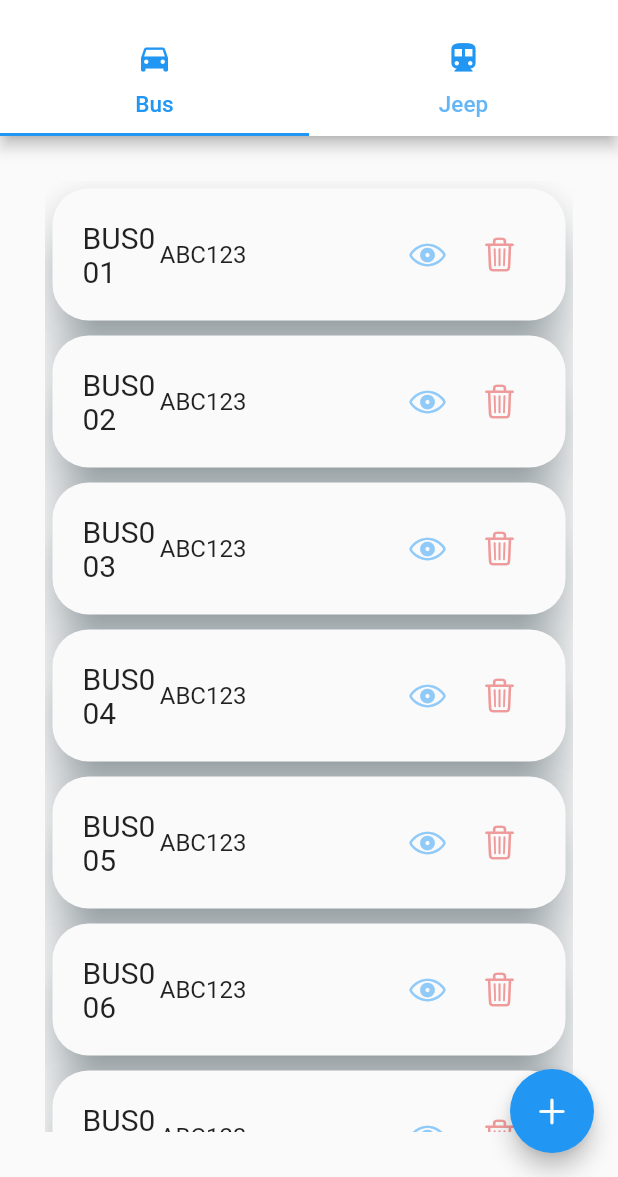
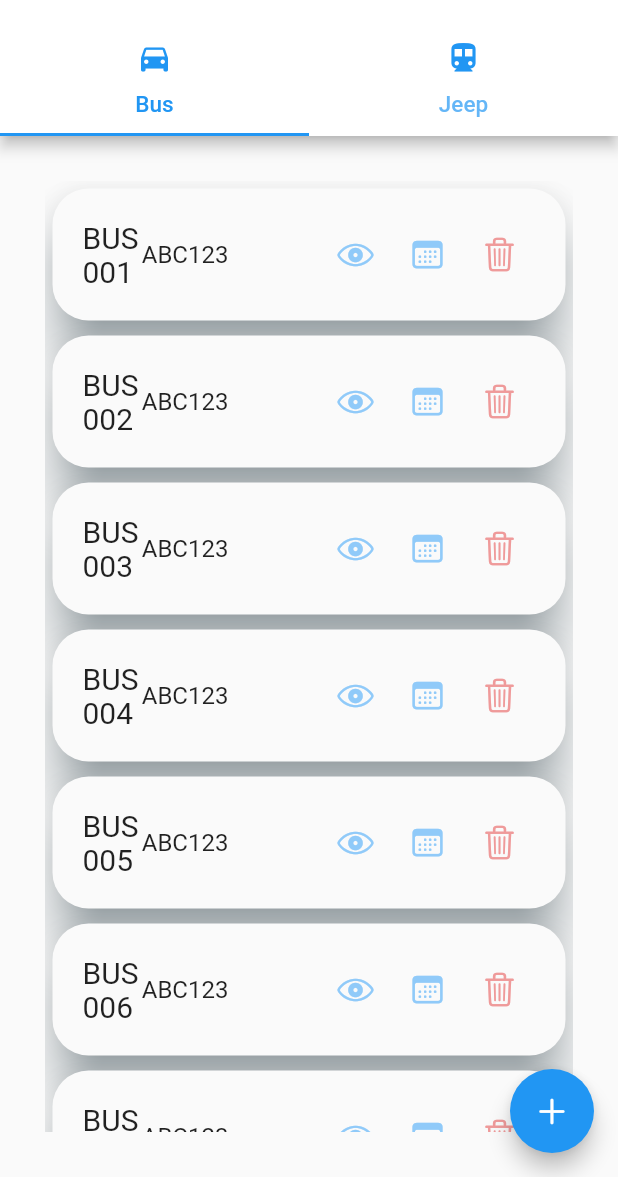
Before and after one commit to jeanilleven/bustap-admin, a Flutter app: the MainDrawer widget shown alone on an empty page, opened directly, after a tap on "Vehicles", on a phone screen of 412 x 824 dp, the part 59-1236 px from its top. Run offline on Flutter 3.47's test engine with Material 2 defaults, Android fonts, the phone set to English and light mode, and no system bars; our stand-ins replace fl_chart, liquid_progress_indicator, percent_indicator, table_calendar; missing offline and left inert: dot_pagination_swiper; network calls fail.

Commit message:
removed Assignments from side bar

```diff
--- a/lib/common/packages.dart
+++ b/lib/common/packages.dart
@@ -4,3 +4,4 @@ export 'package:liquid_progress_indicator/liquid_progress_indicator.dart';
 export 'package:percent_indicator/linear_percent_indicator.dart';
 export 'package:flutter_staggered_grid_view/flutter_staggered_grid_view.dart';
 export 'package:dot_pagination_swiper/dot_pagination_swiper.dart';
+export 'package:table_calendar/table_calendar.dart';
--- a/lib/partials/maindrawer.dart
+++ b/lib/partials/maindrawer.dart
@@ -77,16 +77,6 @@ class MainDrawer extends StatelessWidget {
                     builder: (BuildContext context) => new Vehicles()));
           }),
       ListTile(
-          leading: Icon(CupertinoIcons.clock),
-          title: Text('Assignment'),
-          hoverColor: Colors.lightBlue[100],
-          onTap: () {
-            Navigator.push(
-                context,
-                new MaterialPageRoute(
-                    builder: (BuildContext context) => new Drivers()));
-          }),
-      ListTile(
         leading: Icon(Icons.person),
         title: Text('User Management'),
       ),
--- a/lib/partials/partials.dart
+++ b/lib/partials/partials.dart
@@ -2,3 +2,4 @@ export 'linetitles.dart';
 export 'maindrawer.dart';
 export 'profitindicator.dart';
 export 'statistics.dart';
+export 'schedule.dart';
--- a/lib/views/drivers.dart
+++ b/lib/views/drivers.dart
@@ -1,7 +1,6 @@
 import 'package:flutter/material.dart';
 import '../partials/partials.dart';
 import '../common/packages.dart';
-import '../views/views.dart';
 
 class Drivers extends StatelessWidget {
   const Drivers({Key key}) : super(key: key);
--- a/lib/views/vehicles.dart
+++ b/lib/views/vehicles.dart
@@ -98,9 +98,8 @@ class _VehiclesPageState extends State<VehiclesPage> {
         ),
         floatingActionButton: FloatingActionButton(
             tooltip: 'Add a new vehicle',
-          onPressed: (){},
-          child: Icon(CupertinoIcons.add)
-        ),
+            onPressed: () {},
+            child: Icon(CupertinoIcons.add)),
       ),
     );
   }
@@ -114,40 +113,55 @@ class _VehiclesPageState extends State<VehiclesPage> {
             borderRadius: BorderRadius.circular(24),
             child: Padding(
               padding: EdgeInsets.all(20),
-          child: Row(
-            mainAxisAlignment: MainAxisAlignment.start,
-            children: [
+              child: Row(mainAxisAlignment: MainAxisAlignment.start, children: [
                 Expanded(
                   child: Text(vehicle.id, style: TextStyle(fontSize: 20)),
                 ),
                 Expanded(
                   flex: 2,
-                child: Text(vehicle.platenumber, style: TextStyle(fontSize: 16)),
+                  child:
+                      Text(vehicle.platenumber, style: TextStyle(fontSize: 16)),
                 ),
                 Spacer(),
                 Column(
-                children: [IconButton(
-                  onPressed: (){
+                  children: [
+                    IconButton(
+                      onPressed: () {
                         // new MaterialPageRoute(
                         //   context,
                         //   builder: (BuildContext context) => new
                         // )
                       },
-                  tooltip: 'View',
+                      tooltip: 'View Details',
                       icon: Icon(CupertinoIcons.eye, color: Colors.blue[200]),
-                )],
+                    )
+                  ],
                 ),
                 Column(
-                children: [IconButton(
-                  onPressed: (){},
+                  children: [
+                    IconButton(
+                      onPressed: () {
+                        Navigator.push(
+                            context,
+                            new MaterialPageRoute(
+                                builder: (BuildContext context) =>
+                                    new ScheduleTable()));
+                      },
+                      tooltip: 'View Schedule and Assignments',
+                      icon: Icon(CupertinoIcons.calendar,
+                          color: Colors.blue[200]),
+                    )
+                  ],
+                ),
+                Column(children: [
+                  IconButton(
+                    onPressed: () {},
                     tooltip: 'Delete',
                     icon: Icon(CupertinoIcons.trash, color: Colors.red[200]),
-                )]
                   )
-            ]
-          ),
-        ))
-    );
+                ])
+              ]),
+            )));
   }
 }
 
--- a/pubspec.yaml
+++ b/pubspec.yaml
@@ -34,6 +34,7 @@ dependencies:
   horizontal_data_table: ^1.0.8
   adaptive_dialog: ^0.9.0+1
   dot_pagination_swiper: ^0.1.1
+  table_calendar: ^2.3.1
   # The following adds the Cupertino Icons font to your application.
   # Use with the CupertinoIcons class for iOS style icons.
   cupertino_icons: ^1.0.0
```
Also changed, not shown: lib/partials/schedule.dart (added, +32 -0 lines), pubspec.lock. Lines whose indentation alone changed are shown as unchanged.
